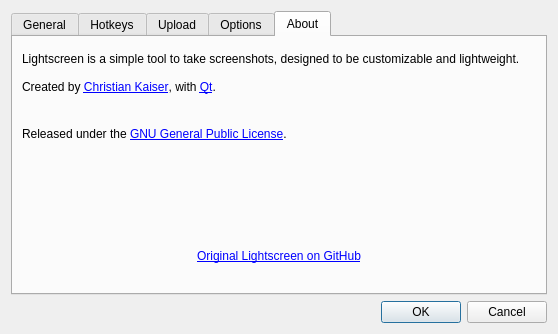
The window that dialogs/optionsdialog.ui (Ogrueb/Lightscreen) describes before a commit, drawn with Qt 5.
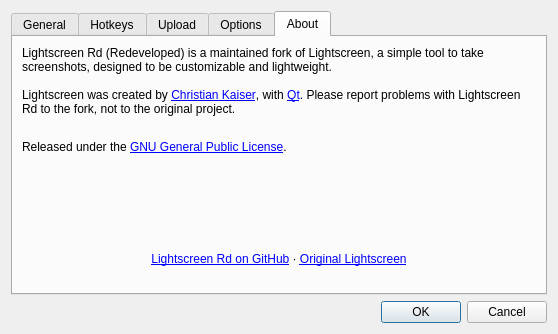
The same window after the commit. The open tabs and pages were chosen to show the change. Custom widgets are drawn as their Qt base class.

Commit message: M16: rename to Lightscreen Rd

Patch:
```diff
--- a/dialogs/optionsdialog.ui
+++ b/dialogs/optionsdialog.ui
@@ -1357,8 +1357,8 @@
        <item>
         <widget class="QLabel" name="mainLabel">
          <property name="text">
-          <string>Lightscreen is a simple tool to take screenshots, designed to be customizable and lightweight.&lt;br&gt;&lt;br&gt;
-Created by &lt;a href=&quot;https://ckaiser.com.ar&quot;&gt;Christian Kaiser&lt;/a&gt;, with &lt;a href=&quot;#aboutqt&quot;&gt;Qt&lt;/a&gt;.</string>
+          <string>Lightscreen Rd (Redeveloped) is a maintained fork of Lightscreen, a simple tool to take screenshots, designed to be customizable and lightweight.&lt;br&gt;&lt;br&gt;
+Lightscreen was created by &lt;a href=&quot;https://ckaiser.com.ar&quot;&gt;Christian Kaiser&lt;/a&gt;, with &lt;a href=&quot;#aboutqt&quot;&gt;Qt&lt;/a&gt;. Please report problems with Lightscreen Rd to the fork, not to the original project.</string>
          </property>
          <property name="wordWrap">
           <bool>true</bool>
@@ -1395,7 +1395,7 @@
        <item>
         <widget class="QLabel" name="linksLabel">
          <property name="text">
-          <string>&lt;a href=&quot;https://github.com/ckaiser/Lightscreen/&quot;&gt;Original Lightscreen on GitHub&lt;/a&gt;</string>
+          <string>&lt;a href=&quot;https://github.com/Ogrueb/Lightscreen-Rd&quot;&gt;Lightscreen Rd on GitHub&lt;/a&gt; · &lt;a href=&quot;https://github.com/ckaiser/Lightscreen/&quot;&gt;Original Lightscreen&lt;/a&gt;</string>
          </property>
          <property name="alignment">
           <set>Qt::AlignCenter</set>
```
Left out of the diff: 2 changed lines with no effect on the pictures. The commit also changes 23 other files.
